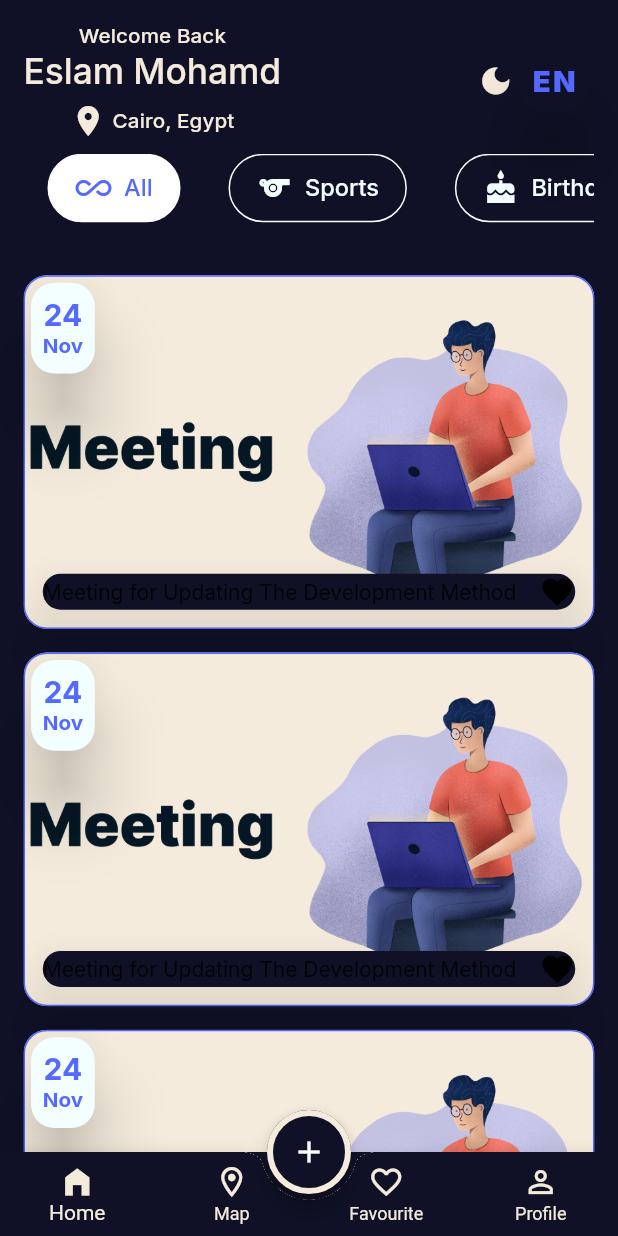
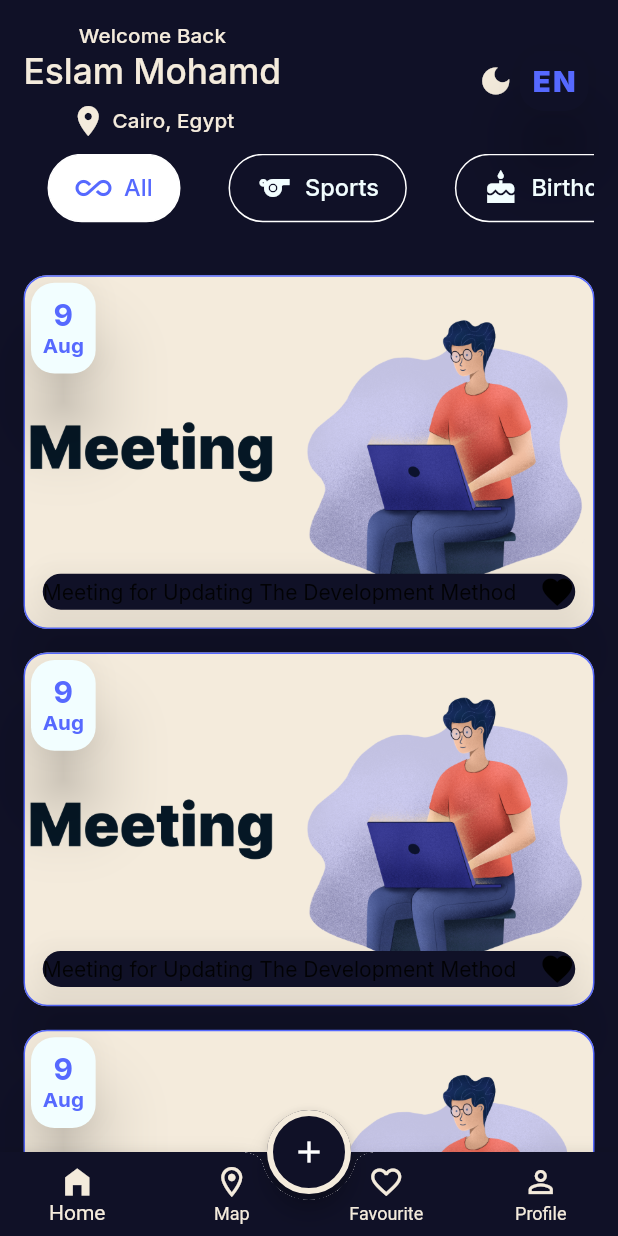
Before and after one commit to EslamMO12345/Evently, a Flutter app: the screen it shows after launch, after a tap on the "light mode" icon, on a phone screen of 412 x 824 dp. Run offline on Flutter 3.47's test engine with Material 3 defaults, Android fonts, the phone set to English and light mode, and no system bars; our stand-ins replace flutter_screenutil, google_fonts, shared_preferences; generated files the repository leaves out were written again.

Commit message:
Finished  Time Finished  date

```diff
--- /dev/null
+++ b/lib/core/extentions/date_extention.dart
@@ -0,0 +1,19 @@
+import 'package:intl/intl.dart';
+
+extension FormatDateTime on DateTime{
+   String get toFormatDate{
+    DateFormat formatter = DateFormat('dd / MM / yyyy');
+    return formatter.format(this);
+  }
+
+ String get veiwMonthText {
+     DateFormat formatter = DateFormat("MMMM");
+     String month  = formatter.format(this).substring(0,3);
+     return month;
+ }
+
+ String get formatTime{
+     DateFormat formater = DateFormat().add_jm();
+     return formater.format(this);
+ }
+}
--- a/lib/core/widgets/categoey_item.dart
+++ b/lib/core/widgets/categoey_item.dart
@@ -1,4 +1,5 @@
 
+import 'package:evently/core/extentions/date_extention.dart';
 import 'package:evently/core/resourses/assets_manger.dart';
 import 'package:evently/core/resourses/colors_manager.dart';
 import 'package:flutter/material.dart';
@@ -10,6 +11,7 @@ class CategoryItemmm extends StatelessWidget {
 
   @override
   Widget build(BuildContext context) {
+    DateTime eventDate = DateTime.now();
     return  Container(
       margin: REdgeInsets.symmetric(horizontal: 16, vertical: 8),
       decoration: BoxDecoration(
@@ -30,8 +32,8 @@ class CategoryItemmm extends StatelessWidget {
               child: Column(
 
                 children: [
-                  Text('24', style: GoogleFonts.inter(fontSize: 20, fontWeight: FontWeight.bold, color: ColorsManager.blue),),
-                  Text('Nov', style: GoogleFonts.inter(fontSize: 14.sp, fontWeight: FontWeight.bold, color: ColorsManager.blue),),
+                  Text(eventDate.day.toString(), style: GoogleFonts.inter(fontSize: 20, fontWeight: FontWeight.bold, color: ColorsManager.blue),),
+                  Text(eventDate.veiwMonthText, style: GoogleFonts.inter(fontSize: 14.sp, fontWeight: FontWeight.bold, color: ColorsManager.blue),),
                 ],
               ),
             ),
--- a/lib/main.dart
+++ b/lib/main.dart
@@ -4,7 +4,6 @@ import 'package:evently/providers/config_provider.dart';
 import 'package:evently/providers/language_provider.dart';
 import 'package:flutter/material.dart';
 import 'package:provider/provider.dart';
-
 import 'core/prefs_manager/prefs_manager.dart';
 
 void main(){
```
Also changed, not shown: lib/features/create_event/create_event.dart (+31 -5 lines), pubspec.lock.
